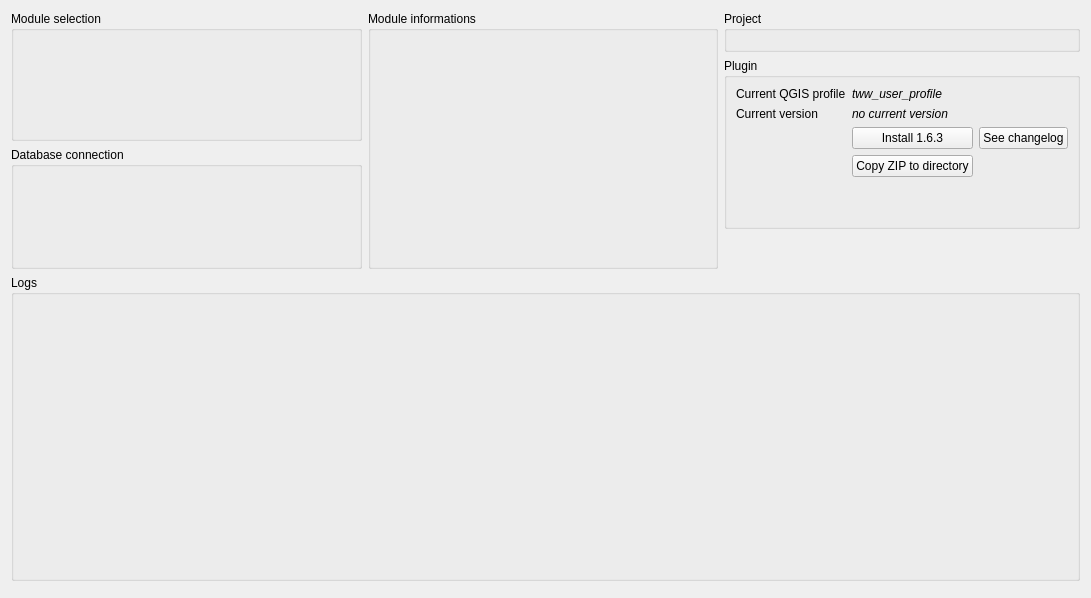
Before: the Qt Designer form oqtopus/ui/main_dialog.ui in ponceta/oqtopus, drawn with Qt 5.
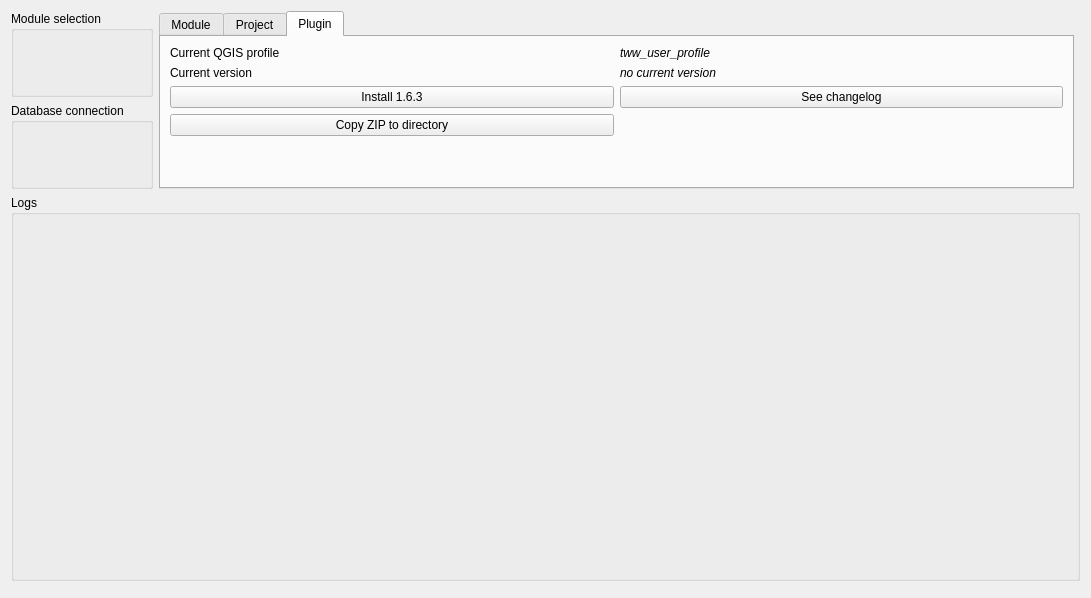
After: the same form once the commit is applied. The open tabs and pages were chosen to show the change.

Commit message: UX: use tabs (#25)

```diff
--- a/oqtopus/ui/main_dialog.ui
+++ b/oqtopus/ui/main_dialog.ui
@@ -13,86 +13,13 @@
   <property name="windowTitle">
    <string>Oqtopus Module Management Tool</string>
   </property>
-  <layout class="QGridLayout" name="gridLayout_8" rowstretch="0,0,0,0,4,0">
-   <item row="1" column="2" rowspan="2">
-    <widget class="QGroupBox" name="plugin_groupBox">
+  <layout class="QGridLayout" name="gridLayout_8" rowstretch="0,0,0,0,0,0">
+   <item row="2" column="0" rowspan="2">
+    <widget class="QGroupBox" name="db_groupBox">
      <property name="title">
-      <string>Plugin</string>
+      <string>Database connection</string>
      </property>
-     <layout class="QGridLayout" name="gridLayout_3">
-      <item row="0" column="0">
-       <widget class="QLabel" name="label_6">
-        <property name="text">
-         <string>Current QGIS profile</string>
-        </property>
-       </widget>
-      </item>
-      <item row="3" column="1">
-       <widget class="QPushButton" name="pushButton_8">
-        <property name="text">
-         <string>Copy ZIP to directory</string>
-        </property>
-       </widget>
-      </item>
-      <item row="2" column="2">
-       <widget class="QPushButton" name="pushButton_11">
-        <property name="text">
-         <string>See changelog</string>
-        </property>
-       </widget>
-      </item>
-      <item row="1" column="1">
-       <widget class="QLabel" name="label_8">
-        <property name="font">
-         <font>
-          <italic>true</italic>
-         </font>
-        </property>
-        <property name="text">
-         <string>no current version</string>
-        </property>
-       </widget>
-      </item>
-      <item row="2" column="1">
-       <widget class="QPushButton" name="pushButton_5">
-        <property name="text">
-         <string>Install 1.6.3</string>
-        </property>
-       </widget>
-      </item>
-      <item row="0" column="1">
-       <widget class="QLabel" name="label_7">
-        <property name="font">
-         <font>
-          <italic>true</italic>
-         </font>
-        </property>
-        <property name="text">
-         <string>tww_user_profile</string>
-        </property>
-       </widget>
-      </item>
-      <item row="1" column="0">
-       <widget class="QLabel" name="label_5">
-        <property name="text">
-         <string>Current version</string>
-        </property>
-       </widget>
-      </item>
-      <item row="4" column="1">
-       <spacer name="verticalSpacer_6">
-        <property name="orientation">
-         <enum>Qt::Vertical</enum>
-        </property>
-        <property name="sizeHint" stdset="0">
-         <size>
-          <width>20</width>
-          <height>40</height>
-         </size>
-        </property>
-       </spacer>
-      </item>
-     </layout>
+     <layout class="QGridLayout" name="gridLayout_5"/>
     </widget>
    </item>
    <item row="4" column="0" colspan="3">
@@ -115,12 +42,102 @@
      <layout class="QGridLayout" name="gridLayout_11"/>
     </widget>
    </item>
-   <item row="0" column="2">
-    <widget class="QGroupBox" name="project_groupBox">
-     <property name="title">
-      <string>Project</string>
+   <item row="0" column="1" rowspan="4">
+    <widget class="QTabWidget" name="tabWidget">
+     <property name="currentIndex">
+      <number>0</number>
      </property>
-     <layout class="QGridLayout" name="gridLayout_4"/>
+     <widget class="QWidget" name="module_tab">
+      <attribute name="title">
+       <string>Module</string>
+      </attribute>
+      <layout class="QGridLayout" name="gridLayout_4"/>
+     </widget>
+     <widget class="QWidget" name="project_tab">
+      <attribute name="title">
+       <string>Project</string>
+      </attribute>
+      <layout class="QGridLayout" name="gridLayout_3"/>
+     </widget>
+     <widget class="QWidget" name="plugin_tab">
+      <attribute name="title">
+       <string>Plugin</string>
+      </attribute>
+      <layout class="QGridLayout" name="gridLayout_6">
+       <item row="1" column="1">
+        <widget class="QLabel" name="label_8">
+         <property name="font">
+          <font>
+           <italic>true</italic>
+          </font>
+         </property>
+         <property name="text">
+          <string>no current version</string>
+         </property>
+        </widget>
+       </item>
+       <item row="2" column="0">
+        <widget class="QPushButton" name="pushButton_5">
+         <property name="text">
+          <string>Install 1.6.3</string>
+         </property>
+        </widget>
+       </item>
+       <item row="0" column="0">
+        <widget class="QLabel" name="label_6">
+         <property name="text">
+          <string>Current QGIS profile</string>
+         </property>
+        </widget>
+       </item>
+       <item row="1" column="0">
+        <widget class="QLabel" name="label_5">
+         <property name="text">
+          <string>Current version</string>
+         </property>
+        </widget>
+       </item>
+       <item row="3" column="0">
+        <widget class="QPushButton" name="pushButton_8">
+         <property name="text">
+          <string>Copy ZIP to directory</string>
+         </property>
+        </widget>
+       </item>
+       <item row="2" column="1">
+        <widget class="QPushButton" name="pushButton_11">
+         <property name="text">
+          <string>See changelog</string>
+         </property>
+        </widget>
+       </item>
+       <item row="0" column="1">
+        <widget class="QLabel" name="label_7">
+         <property name="font">
+          <font>
+           <italic>true</italic>
+          </font>
+         </property>
+         <property name="text">
+          <string>tww_user_profile</string>
+         </property>
+        </widget>
+       </item>
+       <item row="4" column="0">
+        <spacer name="verticalSpacer_6">
+         <property name="orientation">
+          <enum>Qt::Orientation::Vertical</enum>
+         </property>
+         <property name="sizeHint" stdset="0">
+          <size>
+           <width>20</width>
+           <height>40</height>
+          </size>
+         </property>
+        </spacer>
+       </item>
+      </layout>
+     </widget>
     </widget>
    </item>
    <item row="5" column="0" colspan="3">
@@ -138,35 +155,6 @@
      <layout class="QGridLayout" name="gridLayout" columnstretch="0"/>
     </widget>
    </item>
-   <item row="3" column="2">
-    <spacer name="verticalSpacer_5">
-     <property name="orientation">
-      <enum>Qt::Vertical</enum>
-     </property>
-     <property name="sizeHint" stdset="0">
-      <size>
-       <width>20</width>
-       <height>40</height>
-      </size>
-     </property>
-    </spacer>
-   </item>
-   <item row="2" column="0" rowspan="2">
-    <widget class="QGroupBox" name="db_groupBox">
-     <property name="title">
-      <string>Database connection</string>
-     </property>
-     <layout class="QGridLayout" name="gridLayout_5"/>
-    </widget>
-   </item>
-   <item row="0" column="1" rowspan="4">
-    <widget class="QGroupBox" name="module_groupBox">
-     <property name="title">
-      <string>Module informations</string>
-     </property>
-     <layout class="QGridLayout" name="gridLayout_2"/>
-    </widget>
-   </item>
   </layout>
  </widget>
  <resources/>
```
Left out of the diff: 2 changed lines with no effect on the pictures. The commit also changes 1 other file.
